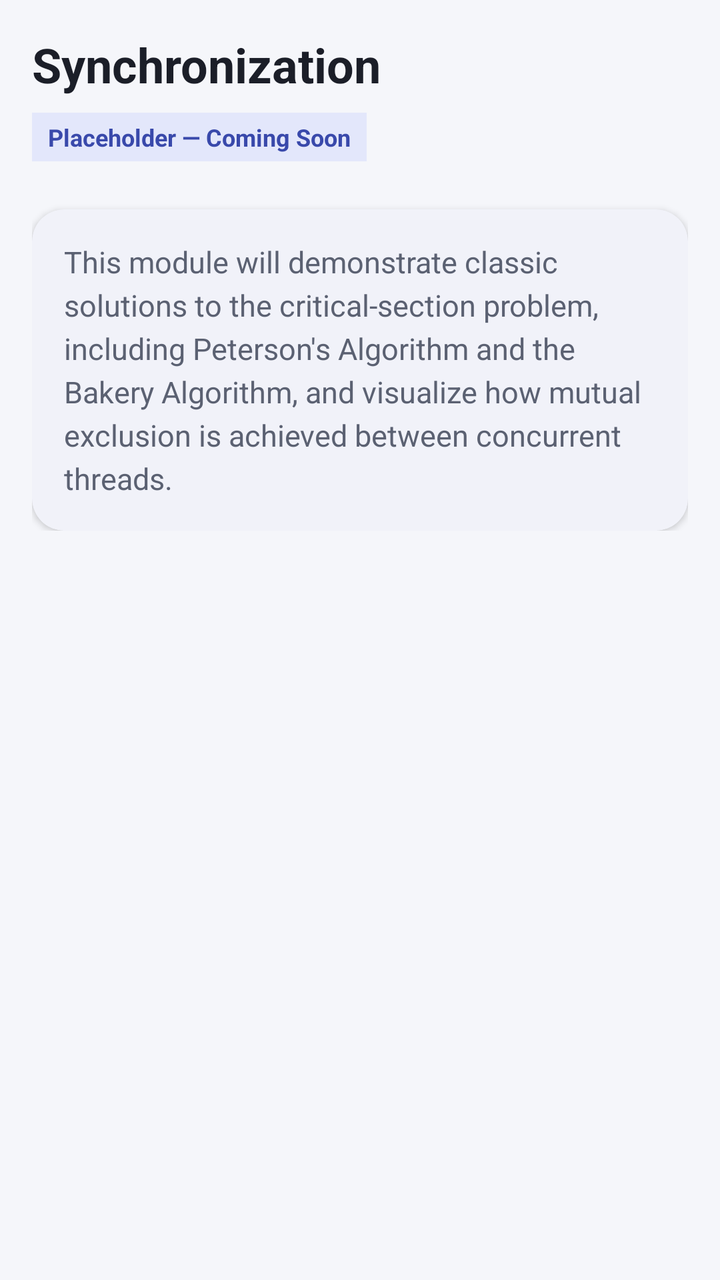
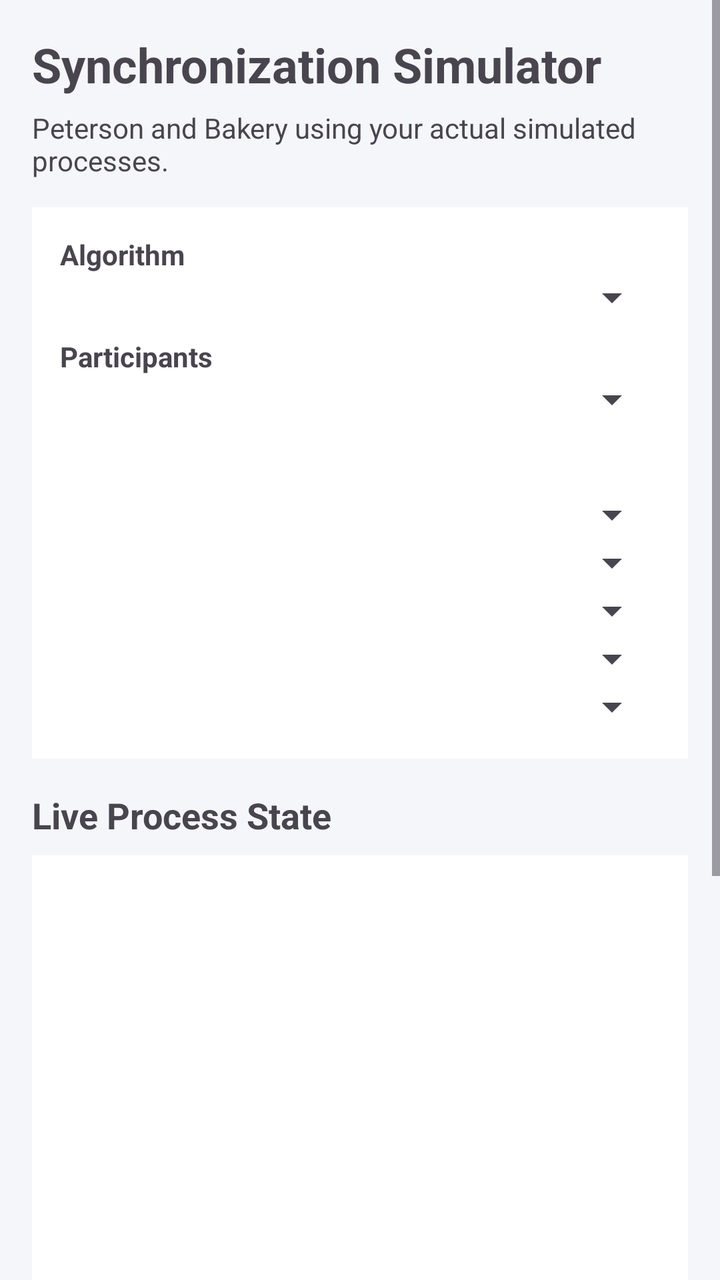

The first picture is an Android layout as it rendered before a commit; the second is the same layout after the commit. The layout source and the unified diff follow.
<!-- AndroidManifest.xml: application theme Theme.MiniKernel -->
<!-- res/layout/fragment_synchronization.xml -->
<?xml version="1.0" encoding="utf-8"?>
<ScrollView xmlns:android="http://schemas.android.com/apk/res/android"
    xmlns:app="http://schemas.android.com/apk/res-auto"
    android:layout_width="match_parent"
    android:layout_height="match_parent"
    android:background="?attr/android:colorBackground">

    <LinearLayout
        android:layout_width="match_parent"
        android:layout_height="wrap_content"
        android:orientation="vertical"
        android:padding="@dimen/spacing_md">

        <TextView
            android:layout_width="wrap_content"
            android:layout_height="wrap_content"
            android:text="@string/module_sync_title"
            android:textColor="?attr/colorOnSurface"
            android:textSize="24sp"
            android:textStyle="bold" />

        <TextView
            android:layout_width="wrap_content"
            android:layout_height="wrap_content"
            android:layout_marginTop="@dimen/spacing_sm"
            android:background="@color/mk_badge_bg"
            android:paddingStart="@dimen/spacing_sm"
            android:paddingEnd="@dimen/spacing_sm"
            android:paddingTop="4dp"
            android:paddingBottom="4dp"
            android:text="@string/status_badge_placeholder"
            android:textColor="@color/mk_badge_text"
            android:textSize="12sp"
            android:textStyle="bold" />

        <com.google.android.material.card.MaterialCardView
            android:layout_width="match_parent"
            android:layout_height="wrap_content"
            android:layout_marginTop="@dimen/spacing_lg"
            app:cardCornerRadius="@dimen/card_corner_radius"
            app:cardElevation="@dimen/card_elevation"
            app:cardBackgroundColor="?attr/colorSurface"
            app:strokeWidth="0dp">

            <TextView
                android:layout_width="match_parent"
                android:layout_height="wrap_content"
                android:padding="@dimen/spacing_md"
                android:text="@string/module_sync_detail"
                android:textColor="@color/mk_text_secondary"
                android:textSize="15sp"
                android:lineSpacingExtra="4dp" />

        </com.google.android.material.card.MaterialCardView>

    </LinearLayout>

</ScrollView>
<!-- resources referenced by this layout -->
<resources>
  <color name="mk_badge_bg">#E3E7FB</color>
  <color name="mk_badge_text">#3949AB</color>
  <color name="mk_text_secondary">#5B6172</color>
  <dimen name="card_corner_radius">16dp</dimen>
  <dimen name="card_elevation">2dp</dimen>
  <dimen name="spacing_lg">24dp</dimen>
  <dimen name="spacing_md">16dp</dimen>
  <dimen name="spacing_sm">8dp</dimen>
  <string name="module_sync_detail">This module will demonstrate classic solutions to the critical-section problem, including Peterson\'s Algorithm and the Bakery Algorithm, and visualize how mutual exclusion is achieved between concurrent threads.</string>
  <string name="module_sync_title">Synchronization</string>
  <string name="status_badge_placeholder">Placeholder — Coming Soon</string>
  <style name="Theme.MiniKernel" parent="Theme.Material3.DayNight.NoActionBar">
          <item name="colorPrimary">@color/mk_primary</item>
          <item name="colorPrimaryVariant">@color/mk_primary_dark</item>
          <item name="colorOnPrimary">@color/mk_on_primary</item>
  
          <item name="colorSecondary">@color/mk_secondary</item>
          <item name="colorOnSecondary">@color/mk_on_primary</item>
  
          <item name="android:colorBackground">@color/mk_background</item>
          <item name="colorSurface">@color/mk_surface</item>
          <item name="colorOnSurface">@color/mk_text_primary</item>
  
          <item name="android:statusBarColor">@color/mk_primary</item>
          <item name="android:windowLightStatusBar" tools:targetApi="m">false</item>
      </style>
  <color name="mk_primary">#3949AB</color>
  <color name="mk_primary_dark">#26308F</color>
  <color name="mk_on_primary">#FFFFFF</color>
  <color name="mk_secondary">#00ACC1</color>
  <color name="mk_background">#F5F6FA</color>
  <color name="mk_surface">#FFFFFF</color>
  <color name="mk_text_primary">#1B1E28</color>
</resources>

<!-- the commit's change to res/layout/fragment_synchronization.xml (unified diff, before → after) -->
@@ -1,58 +1,20 @@
 <?xml version="1.0" encoding="utf-8"?>
-<ScrollView xmlns:android="http://schemas.android.com/apk/res/android"
-    xmlns:app="http://schemas.android.com/apk/res-auto"
-    android:layout_width="match_parent"
-    android:layout_height="match_parent"
-    android:background="?attr/android:colorBackground">
-
-    <LinearLayout
-        android:layout_width="match_parent"
-        android:layout_height="wrap_content"
-        android:orientation="vertical"
-        android:padding="@dimen/spacing_md">
-
-        <TextView
-            android:layout_width="wrap_content"
-            android:layout_height="wrap_content"
-            android:text="@string/module_sync_title"
-            android:textColor="?attr/colorOnSurface"
-            android:textSize="24sp"
-            android:textStyle="bold" />
-
-        <TextView
-            android:layout_width="wrap_content"
-            android:layout_height="wrap_content"
-            android:layout_marginTop="@dimen/spacing_sm"
-            android:background="@color/mk_badge_bg"
-            android:paddingStart="@dimen/spacing_sm"
-            android:paddingEnd="@dimen/spacing_sm"
-            android:paddingTop="4dp"
-            android:paddingBottom="4dp"
-            android:text="@string/status_badge_placeholder"
-            android:textColor="@color/mk_badge_text"
-            android:textSize="12sp"
-            android:textStyle="bold" />
-
-        <com.google.android.material.card.MaterialCardView
-            android:layout_width="match_parent"
-            android:layout_height="wrap_content"
-            android:layout_marginTop="@dimen/spacing_lg"
-            app:cardCornerRadius="@dimen/card_corner_radius"
-            app:cardElevation="@dimen/card_elevation"
-            app:cardBackgroundColor="?attr/colorSurface"
-            app:strokeWidth="0dp">
-
-            <TextView
-                android:layout_width="match_parent"
-                android:layout_height="wrap_content"
-                android:padding="@dimen/spacing_md"
-                android:text="@string/module_sync_detail"
-                android:textColor="@color/mk_text_secondary"
-                android:textSize="15sp"
-                android:lineSpacingExtra="4dp" />
-
-        </com.google.android.material.card.MaterialCardView>
-
-    </LinearLayout>
-
-</ScrollView>
+<ScrollView xmlns:android="http://schemas.android.com/apk/res/android" android:layout_width="match_parent" android:layout_height="match_parent" android:fillViewport="true">
+<LinearLayout android:layout_width="match_parent" android:layout_height="wrap_content" android:orientation="vertical" android:padding="16dp">
+<TextView android:layout_width="match_parent" android:layout_height="wrap_content" android:text="Synchronization Simulator" android:textSize="24sp" android:textStyle="bold"/>
+<TextView android:layout_width="match_parent" android:layout_height="wrap_content" android:layout_marginTop="6dp" android:text="Peterson and Bakery using your actual simulated processes."/>
+<LinearLayout android:layout_width="match_parent" android:layout_height="wrap_content" android:layout_marginTop="14dp" android:orientation="vertical" android:padding="14dp" android:background="?attr/colorSurface">
+<TextView android:layout_width="wrap_content" android:layout_height="wrap_content" android:text="Algorithm" android:textStyle="bold"/><Spinner android:id="@+id/spinner_sync_algorithm" android:layout_width="match_parent" android:layout_height="wrap_content"/>
+<TextView android:layout_width="wrap_content" android:layout_height="wrap_content" android:layout_marginTop="8dp" android:text="Participants" android:textStyle="bold"/><Spinner android:id="@+id/spinner_sync_process_count" android:layout_width="match_parent" android:layout_height="wrap_content"/>
+<TextView android:id="@+id/text_sync_selected_info" android:layout_width="match_parent" android:layout_height="wrap_content" android:layout_marginTop="8dp" android:textSize="13sp"/>
+<Spinner android:id="@+id/spinner_sync_process_0" android:layout_width="match_parent" android:layout_height="wrap_content" android:layout_marginTop="8dp"/><Spinner android:id="@+id/spinner_sync_process_1" android:layout_width="match_parent" android:layout_height="wrap_content"/><Spinner android:id="@+id/spinner_sync_process_2" android:layout_width="match_parent" android:layout_height="wrap_content"/><Spinner android:id="@+id/spinner_sync_process_3" android:layout_width="match_parent" android:layout_height="wrap_content"/><Spinner android:id="@+id/spinner_sync_process_4" android:layout_width="match_parent" android:layout_height="wrap_content"/>
+</LinearLayout>
+<TextView android:layout_width="match_parent" android:layout_height="wrap_content" android:layout_marginTop="16dp" android:text="Live Process State" android:textSize="18sp" android:textStyle="bold"/>
+<LinearLayout android:layout_width="match_parent" android:layout_height="wrap_content" android:orientation="vertical" android:paddingTop="8dp">
+<TextView android:id="@+id/sync_process_0" android:layout_width="match_parent" android:layout_height="wrap_content" android:padding="12dp" android:background="?attr/colorSurface" android:textStyle="bold"/><TextView android:id="@+id/sync_process_1" android:layout_width="match_parent" android:layout_height="wrap_content" android:padding="12dp" android:background="?attr/colorSurface" android:textStyle="bold"/><TextView android:id="@+id/sync_process_2" android:layout_width="match_parent" android:layout_height="wrap_content" android:padding="12dp" android:background="?attr/colorSurface" android:textStyle="bold"/><TextView android:id="@+id/sync_process_3" android:layout_width="match_parent" android:layout_height="wrap_content" android:padding="12dp" android:background="?attr/colorSurface" android:textStyle="bold"/><TextView android:id="@+id/sync_process_4" android:layout_width="match_parent" android:layout_height="wrap_content" android:padding="12dp" android:background="?attr/colorSurface" android:textStyle="bold"/>
+</LinearLayout>
+<LinearLayout android:layout_width="match_parent" android:layout_height="wrap_content" android:layout_marginTop="12dp" android:orientation="vertical" android:padding="14dp" android:background="?attr/colorSurface">
+<TextView android:id="@+id/text_sync_step" android:layout_width="match_parent" android:layout_height="wrap_content" android:textStyle="bold"/><TextView android:id="@+id/text_sync_action" android:layout_width="match_parent" android:layout_height="wrap_content" android:layout_marginTop="6dp" android:textSize="18sp" android:textStyle="bold"/><TextView android:id="@+id/text_sync_detail" android:layout_width="match_parent" android:layout_height="wrap_content" android:layout_marginTop="6dp"/><TextView android:id="@+id/text_sync_status" android:layout_width="match_parent" android:layout_height="wrap_content" android:layout_marginTop="8dp" android:textStyle="bold"/><TextView android:layout_width="match_parent" android:layout_height="wrap_content" android:layout_marginTop="10dp" android:text="Shared State" android:textStyle="bold"/><TextView android:id="@+id/text_sync_shared_state" android:layout_width="match_parent" android:layout_height="wrap_content" android:layout_marginTop="4dp"/><TextView android:id="@+id/text_sync_order" android:layout_width="match_parent" android:layout_height="wrap_content" android:layout_marginTop="6dp"/>
+<LinearLayout android:layout_width="match_parent" android:layout_height="wrap_content" android:layout_marginTop="10dp" android:orientation="horizontal"><Button android:id="@+id/button_sync_next" android:layout_width="0dp" android:layout_height="wrap_content" android:layout_weight="1" android:text="Start"/><Button android:id="@+id/button_sync_auto" android:layout_width="0dp" android:layout_height="wrap_content" android:layout_weight="1" android:text="Auto Play"/><Button android:id="@+id/button_sync_reset" android:layout_width="0dp" android:layout_height="wrap_content" android:layout_weight="1" android:text="Reset"/></LinearLayout>
+</LinearLayout>
+</LinearLayout></ScrollView>
<!-- resource entries referenced after the edit -->
@@ -1,16 +1,5 @@
 <!-- resources referenced by this layout -->
 <resources>
-  <color name="mk_badge_bg">#E3E7FB</color>
-  <color name="mk_badge_text">#3949AB</color>
-  <color name="mk_text_secondary">#5B6172</color>
-  <dimen name="card_corner_radius">16dp</dimen>
-  <dimen name="card_elevation">2dp</dimen>
-  <dimen name="spacing_lg">24dp</dimen>
-  <dimen name="spacing_md">16dp</dimen>
-  <dimen name="spacing_sm">8dp</dimen>
-  <string name="module_sync_detail">This module will demonstrate classic solutions to the critical-section problem, including Peterson\'s Algorithm and the Bakery Algorithm, and visualize how mutual exclusion is achieved between concurrent threads.</string>
-  <string name="module_sync_title">Synchronization</string>
-  <string name="status_badge_placeholder">Placeholder — Coming Soon</string>
   <style name="Theme.MiniKernel" parent="Theme.Material3.DayNight.NoActionBar">
           <item name="colorPrimary">@color/mk_primary</item>
           <item name="colorPrimaryVariant">@color/mk_primary_dark</item>
